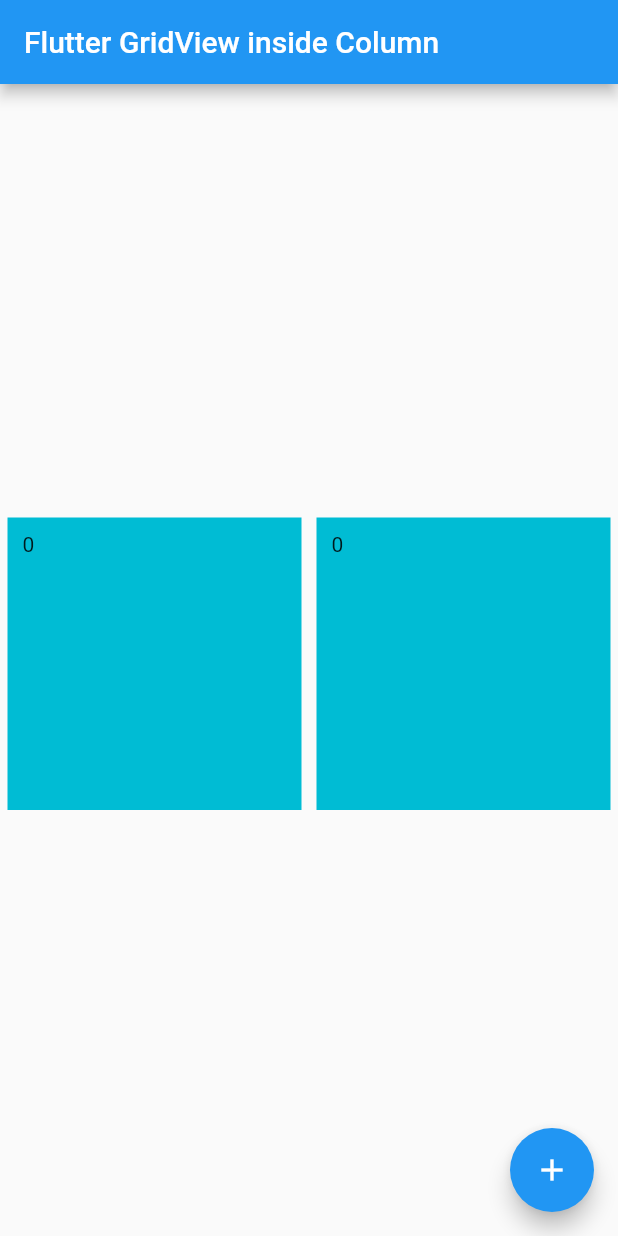
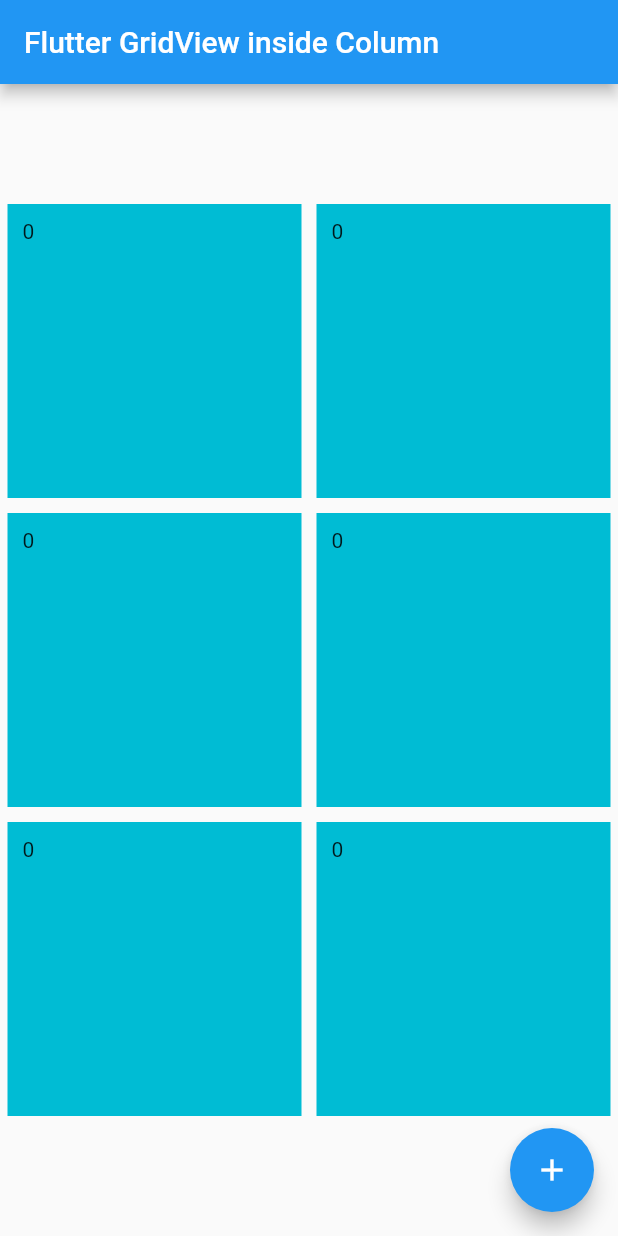
Before and after one commit to RGTechno/BlogGists, a Flutter app: the screen it shows after launch, on a phone screen of 412 x 824 dp. Run offline on Flutter 3.47's test engine with Material 2 defaults, Android fonts, the phone set to English and light mode, and no system bars.

```diff
--- a/gridviewb1/lib/main.dart
+++ b/gridviewb1/lib/main.dart
@@ -47,9 +47,8 @@ class _MyHomePageState extends State<MyHomePage> {
         child: Column(
           mainAxisAlignment: MainAxisAlignment.center,
           children: <Widget>[
-            Container(
-              height: 200,
-              child: GridView.count(
+            GridView.count(
+              shrinkWrap: true,
               crossAxisCount: 2,
               children: [
                 Container(
@@ -90,7 +89,6 @@ class _MyHomePageState extends State<MyHomePage> {
                 ),
               ],
             ),
-            ),
           ],
         ),
       ),
```
Lines whose indentation alone changed are shown as unchanged.
